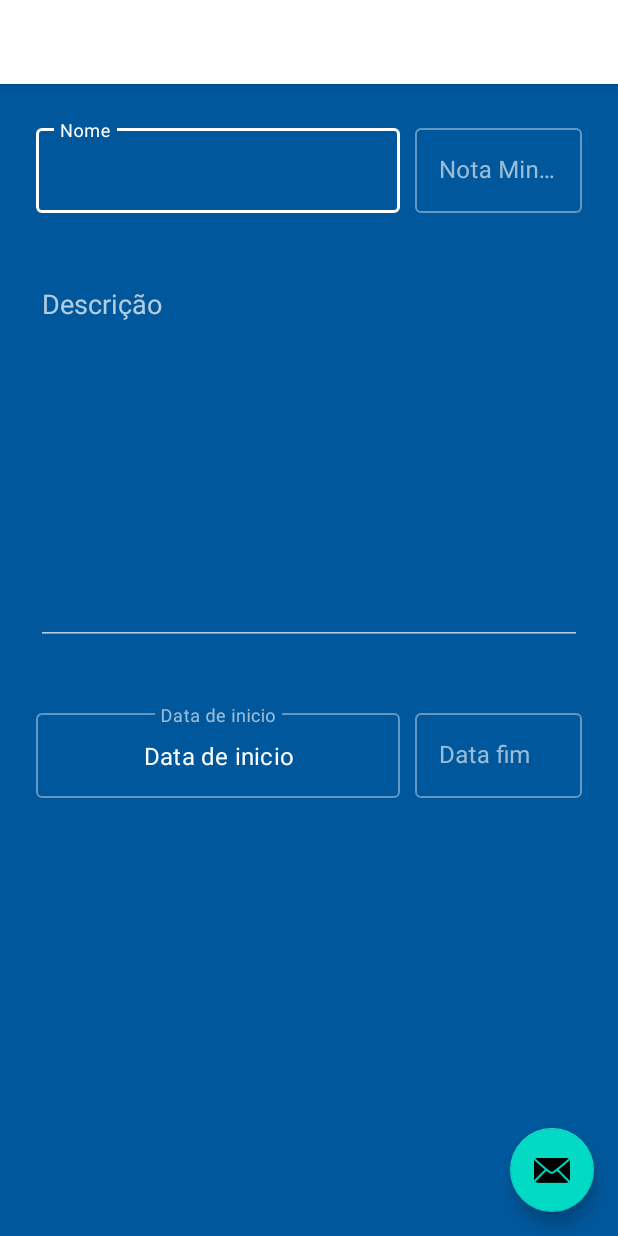
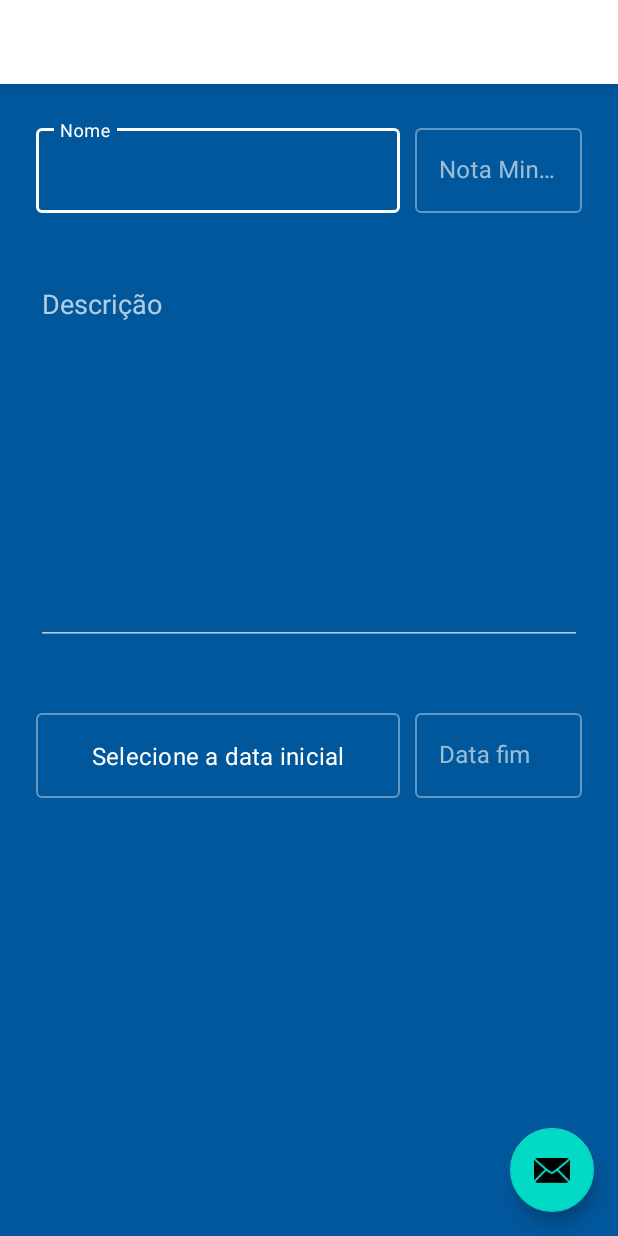
Before and after one commit to tiagomnunes89/vidacademica, an Android app: the CreateSubjectActivity screen opened directly, with no data from a screen before it, on a phone screen of 412 x 824 dp. Run offline under Robolectric (Android 15) with nearby library versions, the light colour scheme and no system bars.

Commit message:
refactor date dialog

```diff
--- a/app/src/main/java/online/vidacademica/core/util.java
+++ /dev/null
@@ -1,4 +0,0 @@
-package online.vidacademica.core;
-
-public class util {
-}
--- a/app/src/main/java/online/vidacademica/presentation/ui/createSubjectActivity.java
+++ b/app/src/main/java/online/vidacademica/presentation/ui/CreateSubjectActivity.java
@@ -1,31 +1,26 @@
 package online.vidacademica.presentation.ui;
 
 import android.app.DatePickerDialog;
-import android.graphics.Color;
-import android.graphics.drawable.ColorDrawable;
-import android.icu.util.Calendar;
 import android.os.Bundle;
-
-import com.google.android.material.floatingactionbutton.FloatingActionButton;
-import com.google.android.material.snackbar.Snackbar;
-
-import androidx.appcompat.app.AppCompatActivity;
-import androidx.appcompat.widget.Toolbar;
-
 import android.util.Log;
 import android.view.View;
 import android.widget.DatePicker;
 import android.widget.EditText;
 
+import androidx.appcompat.app.AppCompatActivity;
+import androidx.appcompat.widget.Toolbar;
+
+import com.google.android.material.floatingactionbutton.FloatingActionButton;
+import com.google.android.material.snackbar.Snackbar;
+
 import online.vidacademica.R;
+import online.vidacademica.core.Util;
 
-public class createSubjectActivity extends AppCompatActivity {
+public class CreateSubjectActivity extends AppCompatActivity {
 
-    private static final String TAG = "createSubjectActivity";
-
-
+    private static final String TAG = "CreateSubjectActivity";
     private EditText etDateStartSubject;
-    private DatePickerDialog.OnDateSetListener mDateSetListener;
+    private DatePickerDialog.OnDateSetListener onDateSetListener;
 
     @Override
     protected void onCreate(Bundle savedInstanceState) {
@@ -43,32 +38,19 @@ public class createSubjectActivity extends AppCompatActivity {
             }
         });
 
-        etDateStartSubject = (EditText) findViewById(R.id.input_dt_inicio);
+        etDateStartSubject = findViewById(R.id.input_dt_inicio);
 
         etDateStartSubject.setOnClickListener(new View.OnClickListener() {
             @Override
             public void onClick(View view) {
-                Calendar cal = Calendar.getInstance();
-
-                int year = cal.get(Calendar.YEAR);
-                int month = cal.get(Calendar.MONTH);
-                int day = cal.get(Calendar.DAY_OF_MONTH);
-
-                DatePickerDialog dialog = new DatePickerDialog(
-                        createSubjectActivity.this,
-                        android.R.style.Theme_Holo_Light_Dialog_MinWidth,
-                        mDateSetListener,
-                        year, month, day);
-                dialog.getWindow().setBackgroundDrawable(new ColorDrawable(Color.TRANSPARENT));
-                dialog.show();
+                Util.callDatePickerDialog(CreateSubjectActivity.this, onDateSetListener);
             }
         });
 
-        mDateSetListener = new DatePickerDialog.OnDateSetListener() {
+        onDateSetListener = new DatePickerDialog.OnDateSetListener() {
             @Override
             public void onDateSet(DatePicker datePicker, int year, int month, int day) {
                 Log.d(TAG, "onDateSet: mm/dd/yyy: " + day + "/" + month + "/" + year);
-
                 String date = day + "/" + month + "/" + year;
                 etDateStartSubject.setText(date);
             }
--- a/app/src/main/java/online/vidacademica/presentation/ui/Login.java
+++ b/app/src/main/java/online/vidacademica/presentation/ui/Login.java
@@ -1,5 +1,6 @@
 package online.vidacademica.presentation.ui;
 
+import android.app.DatePickerDialog;
 import android.content.Intent;
 import android.os.Bundle;
 import android.util.Log;
@@ -7,6 +8,7 @@ import android.view.View;
 import android.view.Window;
 import android.view.WindowManager;
 import android.widget.Button;
+import android.widget.EditText;
 import android.widget.TextView;
 import android.widget.Toast;
 
@@ -28,6 +30,7 @@ public class Login extends AppCompatActivity {
     private TextView textViewRegister;
     private static final String TAG = "SignInActivity";
     private static final int RC_SIGN_IN = 9001;
+
 
     @Override
     protected void onCreate(Bundle savedInstanceState) {
@@ -53,6 +56,8 @@ public class Login extends AppCompatActivity {
                 startActivity(new Intent(Login.this,RegisterActivity.class));
             }
         });
+
+
     }
 
     private void colorStatusBar(Window window) {
--- a/app/src/main/res/layout/activity_create_subject.xml
+++ b/app/src/main/res/layout/activity_create_subject.xml
@@ -4,7 +4,7 @@
     xmlns:tools="http://schemas.android.com/tools"
     android:layout_width="match_parent"
     android:layout_height="match_parent"
-    tools:context=".presentation.ui.createSubjectActivity">
+    tools:context=".presentation.ui.CreateSubjectActivity">
 
     <com.google.android.material.appbar.AppBarLayout
         android:layout_width="match_parent"
--- a/app/src/main/res/layout/activity_profile.xml
+++ b/app/src/main/res/layout/activity_profile.xml
@@ -42,7 +42,6 @@
                     android:textAlignment="viewStart"
                     android:textColor="@color/colorWhite"
                     android:textSize="@dimen/font_normal_text" />
-
 
             </LinearLayout>
 
@@ -101,12 +100,13 @@
                     app:errorEnabled="true">
 
                     <com.google.android.material.textfield.TextInputEditText
+                        android:id="@+id/text_input_et_birth_date"
                         android:layout_width="match_parent"
                         android:layout_height="wrap_content"
                         android:backgroundTint="@android:color/white"
-                        android:ems="10"
+                        android:focusable="false"
                         android:hint="@string/birth_date"
-                        android:inputType="date"
+                        android:inputType="none"
                         android:textColor="@android:color/white"
                         android:textColorHint="@android:color/white" />
 
--- a/app/src/main/res/layout/activity_register.xml
+++ b/app/src/main/res/layout/activity_register.xml
@@ -132,12 +132,13 @@
                     app:errorEnabled="true">
 
                     <com.google.android.material.textfield.TextInputEditText
+                        android:id="@+id/text_input_et_birth_date"
                         android:layout_width="match_parent"
                         android:layout_height="wrap_content"
                         android:backgroundTint="@android:color/white"
-                        android:ems="10"
+                        android:focusable="false"
                         android:hint="@string/birth_date"
-                        android:inputType="date"
+                        android:inputType="none"
                         android:textColor="@android:color/white"
                         android:textColorHint="@android:color/white" />
 
--- a/app/src/main/res/layout/content_create_subject.xml
+++ b/app/src/main/res/layout/content_create_subject.xml
@@ -5,7 +5,7 @@
     android:layout_width="match_parent"
     android:layout_height="match_parent"
     app:layout_behavior="@string/appbar_scrolling_view_behavior"
-    tools:context=".presentation.ui.createSubjectActivity"
+    tools:context=".presentation.ui.CreateSubjectActivity"
     tools:showIn="@layout/activity_create_subject">
 
 
@@ -67,7 +67,6 @@
             android:layout_width="match_parent"
             android:layout_height="250dp"
             android:layout_marginTop="100dp"
-
             android:gravity="start|top"
             android:hint="Descrição"
             android:inputType="textMultiLine"
@@ -106,13 +105,10 @@
                     android:id="@+id/input_dt_inicio"
                     android:layout_width="match_parent"
                     android:layout_height="wrap_content"
-                    android:clickable="true"
                     android:focusable="false"
-                    android:focusableInTouchMode="false"
                     android:gravity="center"
-                    android:hint="Data de inicio"
                     android:inputType="none"
-                    android:text="Data de inicio"></EditText>
+                    android:text="Selecione a data inicial"></EditText>
 
 
             </com.google.android.material.textfield.TextInputLayout>
```
Also changed, not shown: app/src/main/AndroidManifest.xml (+6 -11 lines), app/src/main/java/online/vidacademica/core/Util.java (added, +28 -0 lines), app/src/main/java/online/vidacademica/presentation/ui/ProfileActivity.java (+29 -0 lines), app/src/main/java/online/vidacademica/presentation/ui/RegisterActivity.java (+28 -0 lines).
